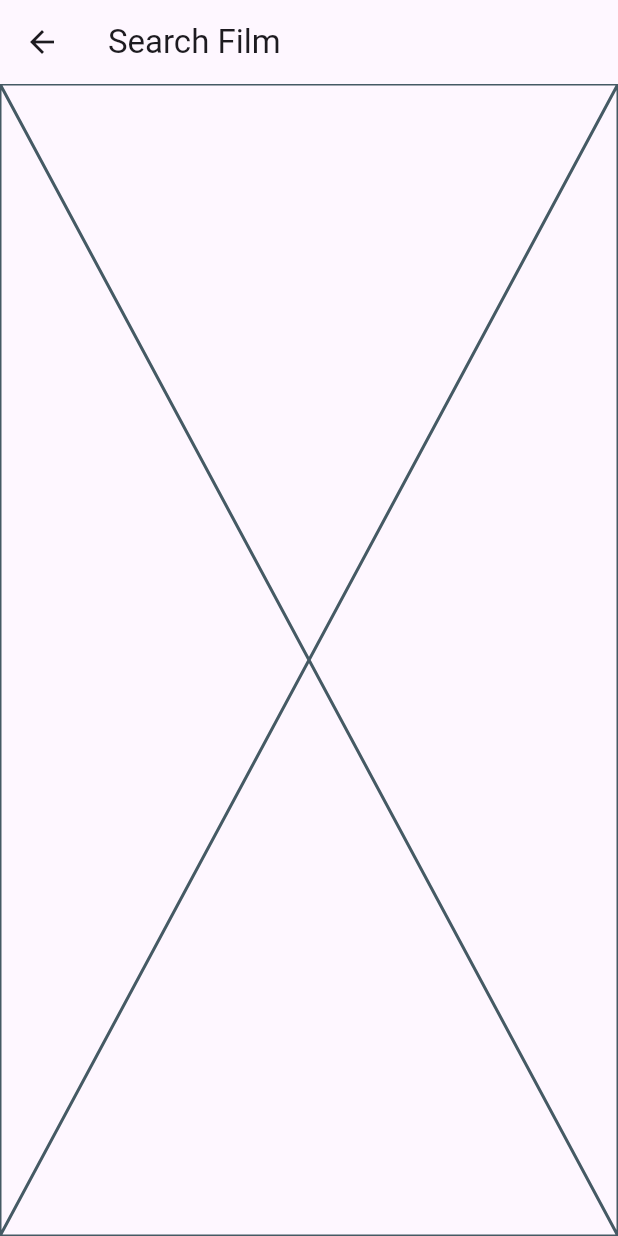
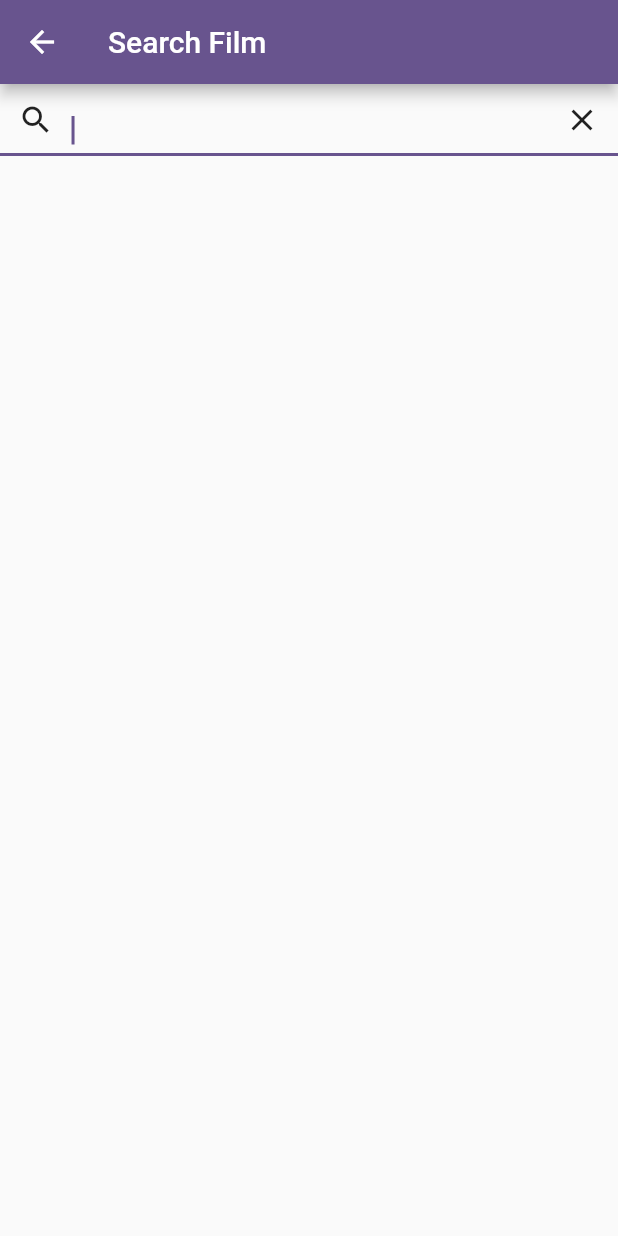
Before and after one commit to rebus217/poisk_kino, a Flutter app: the FilmsListScreen screen opened by its route, after a tap on the "search" icon, on a phone screen of 412 x 824 dp. Run offline on Flutter 3.47's test engine with Material 2 defaults, Android fonts, the light colour scheme and no system bars; our stand-ins replace dio, firebase_auth, firebase_core, firebase_database, flutter_bloc, fluttertoast and 4 more; missing offline and left inert: dart:ffi, ndialog, talker_bloc_logger, talker_dio_logger; accounts and stored records are empty; network calls fail; statements that could not run were skipped.

Commit message:
add search film

```diff
--- a/lib/features/films_list/view/films_list_screen.dart
+++ b/lib/features/films_list/view/films_list_screen.dart
@@ -55,18 +55,19 @@
           bloc: _filmsListBloc,
           builder: (context, state) {
             if (state is FilmsListResponse) {
-              return ListView.separated(
-                itemCount: state.filmList.length,
-                itemBuilder: (BuildContext context, int i) {
-                  final Film film = state.filmList[i];
-                  return FilmTile(film: film);
-                },
-                separatorBuilder: (context, index) {
-                  return const Divider();
-                },
-              );
+              return FilmListWidget(filmList: state.filmList);
+              // return ListView.separated(
+              //   itemCount: state.filmList.length,
+              //   itemBuilder: (BuildContext context, int i) {
+              //     final Film film = state.filmList[i];
+              //     return FilmTile(film: film);
+              //   },
+              //   separatorBuilder: (context, index) {
+              //     return const Divider();
+              //   },
+              // );
             }
-            return Center(
+            return const Center(
               child: CircularProgressIndicator(),
             );
           },
--- /dev/null
+++ b/lib/features/search_film/bloc/search_film_event.dart
@@ -0,0 +1,9 @@
+part of 'search_film_bloc.dart';
+
+abstract class SearchFilmEvent {}
+
+class SearchFilm extends SearchFilmEvent {
+  SearchFilm({required this.keyword});
+
+  final String keyword;
+}
--- /dev/null
+++ b/lib/features/search_film/bloc/search_film_state.dart
@@ -0,0 +1,14 @@
+part of 'search_film_bloc.dart';
+
+abstract class SearchFilmState {}
+
+class SearchFilmInitial extends SearchFilmState {}
+
+class SearchFilmReq extends SearchFilmState {}
+
+class SearchFilmReqFail extends SearchFilmState {}
+
+class SearchFilmRes extends SearchFilmState {
+  SearchFilmRes({required this.filmList});
+  final List<Film> filmList;
+}
--- a/lib/features/search_film/view/search_film_screen.dart
+++ b/lib/features/search_film/view/search_film_screen.dart
@@ -1,4 +1,12 @@
+import 'dart:ffi';
+
 import 'package:flutter/material.dart';
+import 'package:flutter_bloc/flutter_bloc.dart';
+import 'package:get_it/get_it.dart';
+import 'package:poisk_kino/features/films_list/widgets/widgets.dart';
+import 'package:poisk_kino/features/search_film/bloc/search_film_bloc.dart';
+import 'package:poisk_kino/repositories/films_list/films_list.dart';
+import 'package:poisk_kino/repositories/films_list/models/film_model.dart';
 
 class SearchFilmScreen extends StatefulWidget {
   const SearchFilmScreen({super.key});
@@ -8,13 +16,81 @@
 }
 
 class _SearchFilmScreenState extends State<SearchFilmScreen> {
+  final SearchFilmBloc _searchFilmBloc =
+      SearchFilmBloc(GetIt.I<AbstractFilmsListRepository>());
+
+  Widget _child = FilmListWidget(filmList: <Film>[]);
+
+  var searchController = TextEditingController();
+
+  void _onSearch() {
+    String keyword = searchController.text;
+    if (keyword.isNotEmpty) {
+      _searchFilmBloc.add(SearchFilm(keyword: keyword));
+    }
+  }
+
+  void _onClear() {
+    searchController.clear();
+    _searchFilmBloc.add(SearchFilm(keyword: ''));
+  }
+
+  @override
+  void initState() {
+    super.initState();
+  }
+
   @override
   Widget build(BuildContext context) {
     return Scaffold(
       appBar: AppBar(
         title: const Text("Search Film"),
       ),
-      body: const Placeholder(),
+      body: BlocBuilder<SearchFilmBloc, SearchFilmState>(
+        bloc: _searchFilmBloc,
+        builder: (context, state) {
+          if (state is SearchFilmReq) {
+            _child = const Center(
+              child: CircularProgressIndicator(),
+            );
+          }
+          if (state is SearchFilmRes) {
+            _child = FilmListWidget(filmList: state.filmList);
+          }
+          if (state is SearchFilmReqFail) {
+            _child = const Center(
+              child: CircularProgressIndicator(),
+            );
+          }
+
+          return Column(
+            children: [
+              TextField(
+                autofocus: true,
+                controller: searchController,
+                decoration: InputDecoration(
+                  contentPadding: EdgeInsets.zero,
+                  prefix: IconButton(
+                    onPressed: _onSearch,
+                    icon: const Icon(
+                      Icons.search,
+                    ),
+                  ),
+                  suffix: IconButton(
+                    onPressed: _onClear,
+                    icon: const Icon(
+                      Icons.clear,
+                    ),
+                  ),
+                ),
+              ),
+              Expanded(
+                child: _child,
+              ),
+            ],
+          );
+        },
+      ),
     );
   }
 }
--- a/lib/poisk_kino_app.dart
+++ b/lib/poisk_kino_app.dart
@@ -10,7 +10,6 @@
       title: 'Flutter Demo',
       theme: ThemeData(
         colorScheme: ColorScheme.fromSeed(seedColor: Colors.deepPurple),
-        useMaterial3: true,
       ),
       routerConfig: router,
     );
--- a/lib/repositories/films_list/abstract_films_list.dart
+++ b/lib/repositories/films_list/abstract_films_list.dart
@@ -7,5 +7,5 @@
   Future<List<Film>> getCollection();
   Future<bool> checkInCollection(int filmId);
   Future<void> deleteFromCollection(int filmId);
-  void searchFilm();
+  Future<List<Film>> searchFilm(String keyword);
 }
```
Also changed, not shown: lib/features/search_film/bloc/search_film_bloc.dart (added, +27 -0 lines), lib/repositories/films_list/kinopoisk_films_list.dart (+20 -2 lines), lib/repositories/films_list/models/film_model.dart (+6 -1 lines), 2 other files.
